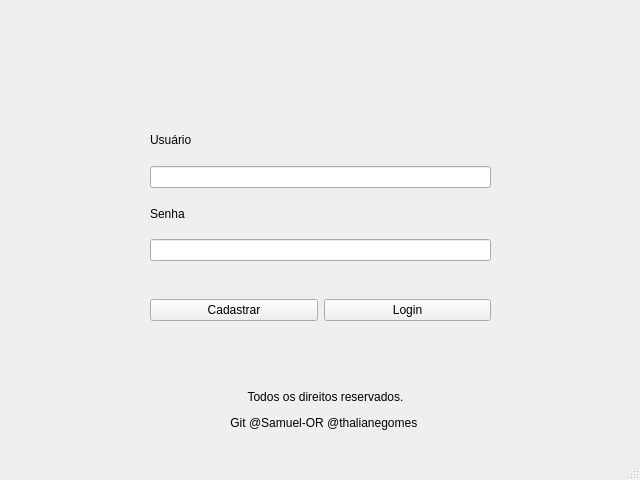
Above: Login.ui from Samuel-OR/Snake_Mouth before the change. Below: the same form after it.
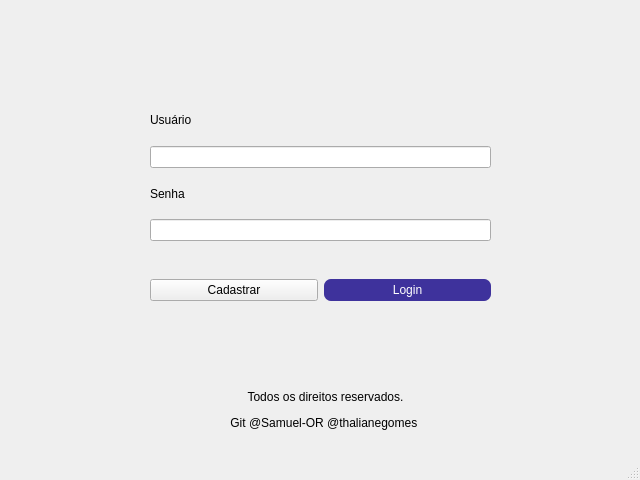
That is the form after the change.

```diff
--- a/Login.ui
+++ b/Login.ui
@@ -18,7 +18,7 @@
     <property name="geometry">
      <rect>
       <x>150</x>
-      <y>270</y>
+      <y>250</y>
       <width>341</width>
       <height>80</height>
      </rect>
@@ -33,6 +33,18 @@
      </item>
      <item>
       <widget class="QPushButton" name="pushButton_2">
+       <property name="enabled">
+        <bool>true</bool>
+       </property>
+       <property name="cursor">
+        <cursorShape>PointingHandCursor</cursorShape>
+       </property>
+       <property name="styleSheet">
+        <string notr="true">background-color: #3e329c;
+border-radius: 7px;
+padding: 4px;
+color: white;</string>
+       </property>
        <property name="text">
         <string>Login</string>
        </property>
@@ -44,7 +56,7 @@
     <property name="geometry">
      <rect>
       <x>150</x>
-      <y>120</y>
+      <y>100</y>
       <width>341</width>
       <height>141</height>
      </rect>
```
Left out of the diff: 5 changed lines with no effect on the pictures.
